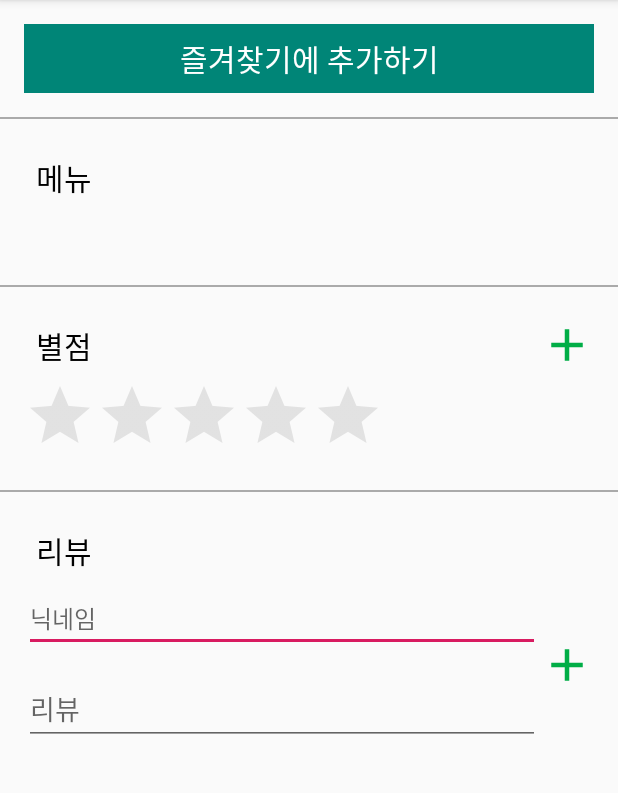
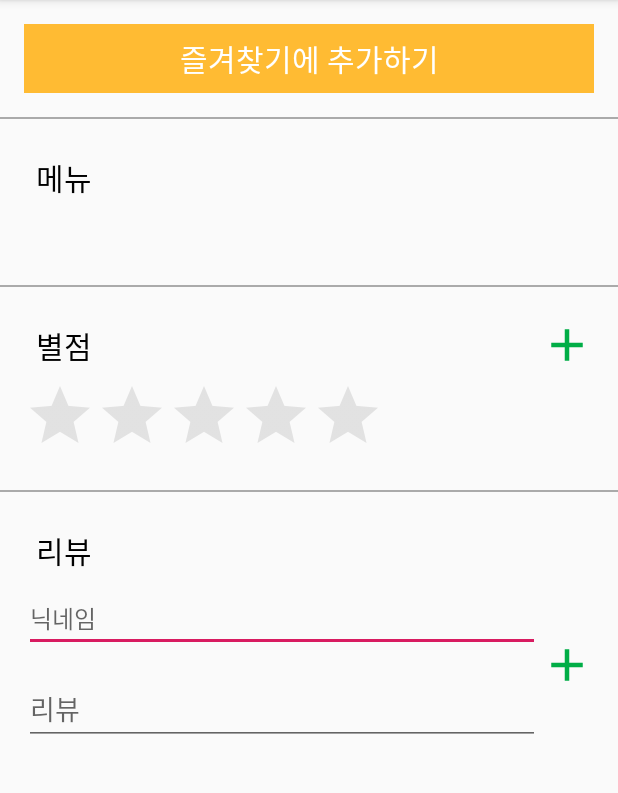
Before and after one commit to pnu-005-team1/projectTeam1, an Android app: the DetailActivity screen opened directly, with no data from a screen before it, on a phone screen of 412 x 824 dp, the part 84-877 px from its top. Run offline under Robolectric (Android 15) with nearby library versions, the phone set to English and light mode, and no system bars; 3 statements that could not run were skipped.

Commit message:
Hotfix : Detail Activity에서도 테마 색에 맞춰 색 변경

```diff
--- a/android/app/src/main/java/kr/ac/pnu/cse/menumapproject/DetailActivity.java
+++ b/android/app/src/main/java/kr/ac/pnu/cse/menumapproject/DetailActivity.java
@@ -73,6 +73,7 @@ public class DetailActivity extends AppCompatActivity {
                 Snackbar.make(findViewById(android.R.id.content), "즐겨찾기에 등록되었습니다.", Snackbar.LENGTH_LONG).show();
             }
         });
+        addFavorite.setBackgroundResource(SharedPreferenceUtil.getPrimaryColorResId(getApplicationContext()));
 
         removeFavorite = findViewById(R.id.detail_remove_favorite);
         removeFavorite.setOnClickListener(new View.OnClickListener() {
@@ -82,6 +83,7 @@ public class DetailActivity extends AppCompatActivity {
                 finish();
             }
         });
+        removeFavorite.setBackgroundResource(SharedPreferenceUtil.getPrimaryColorResId(getApplicationContext()));
 
         restname = getIntent().getStringExtra(REST_NAME_KEY);
         menus = getIntent().getStringExtra(MENU_KEY);
--- a/android/app/src/main/res/values/styles.xml
+++ b/android/app/src/main/res/values/styles.xml
@@ -45,7 +45,7 @@
 
     <style name="RatingBar" parent="Theme.AppCompat">
         <item name="colorControlNormal">@android:color/darker_gray</item>
-        <item name="colorControlActivated">@color/colorPrimary</item>
+        <item name="colorControlActivated">@android:color/black</item>
     </style>
 
 </resources>
```
